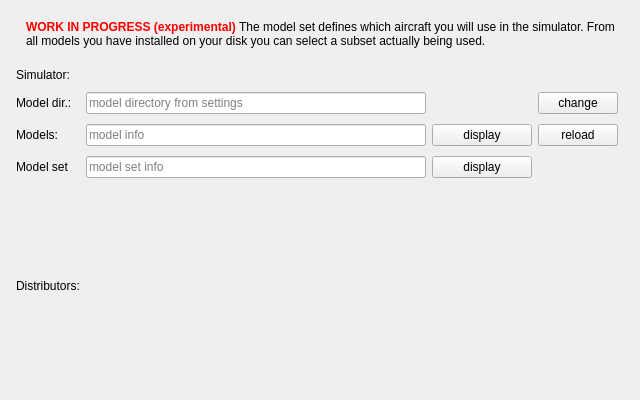
Qt form src/blackgui/components/firstmodelsetcomponent.ui (swift-project/pilotclient) before a commit.
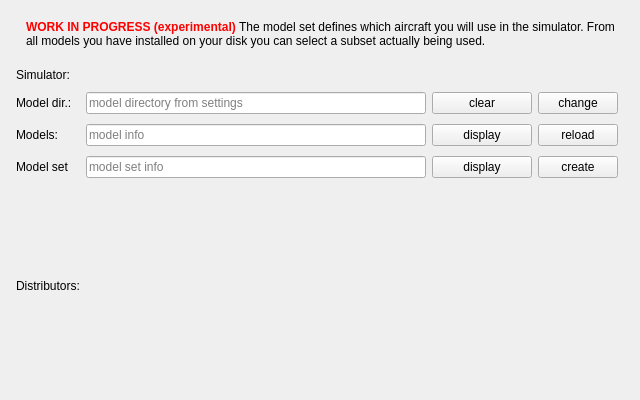
The same form after that commit. Icons and pictures are not drawn. Custom widgets are drawn as their Qt base class.

Commit message:
Ref T246, first model set UI improvements
* detect settings changes
* use simulator settings directly and also trigger changes when changed from component itself
* create model set button

Patch:
```diff
--- a/src/blackgui/components/firstmodelsetcomponent.ui
+++ b/src/blackgui/components/firstmodelsetcomponent.ui
@@ -176,6 +176,20 @@
         </property>
        </widget>
       </item>
+      <item row="1" column="2">
+       <widget class="QPushButton" name="pb_ClearModelDir">
+        <property name="text">
+         <string>clear</string>
+        </property>
+       </widget>
+      </item>
+      <item row="3" column="3">
+       <widget class="QPushButton" name="pb_CreateModelSet">
+        <property name="text">
+         <string>create</string>
+        </property>
+       </widget>
+      </item>
      </layout>
     </widget>
    </item>
```
Left out of the diff: 1 changed line with no effect on the pictures. The commit also changes 2 other files.
